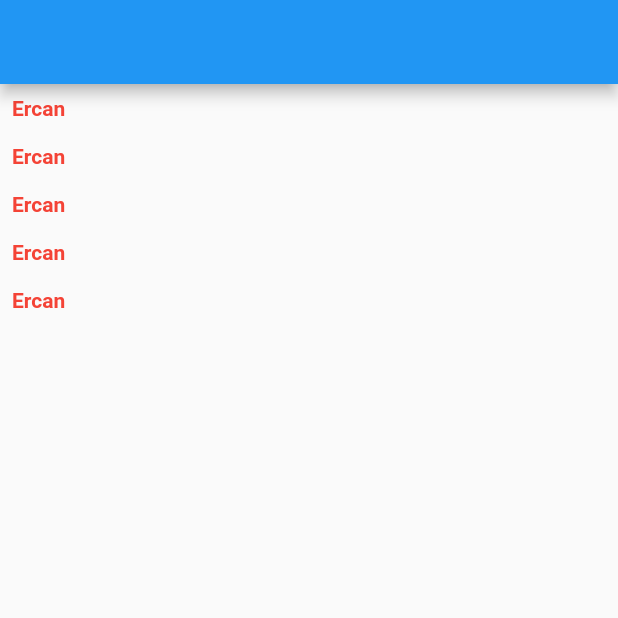
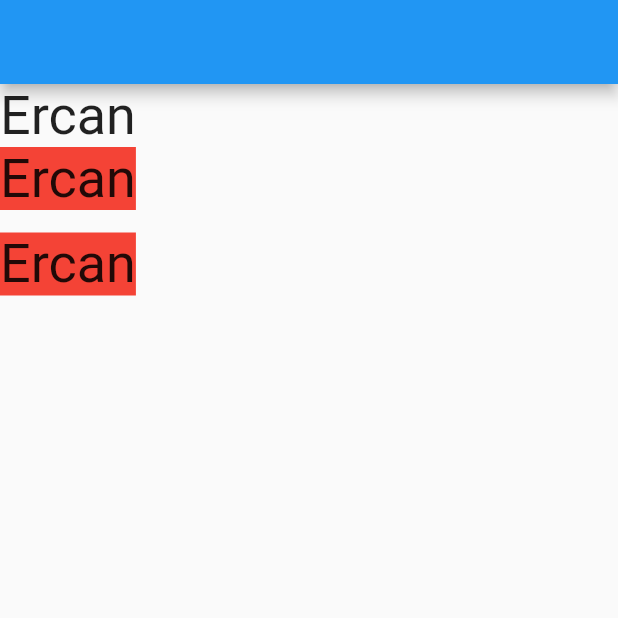
Before and after one commit to i-Senku/XuXu-UI, a Flutter app: the screen it shows after launch, on a phone screen of 412 x 824 dp, the top half of it. Run offline on Flutter 3.47's test engine with Material 2 defaults, Android fonts, the phone set to English and light mode, and no system bars.

Commit message:
changed XuVStack

```diff
--- a/example/lib/main.dart
+++ b/example/lib/main.dart
@@ -18,14 +18,20 @@ class _MyAppState extends State<MyApp> {
   @override
   Widget build(BuildContext context) {
     return Scaffold(
-      appBar: AppBar(),
-      body: XuListBuilder(
-        itemBuilder: (context, index) => XuText("Ercan")
-            .color(Colors.red)
-            .fontWeight(FontWeight.bold)
-            .create()
-            .paddingAll(8),
-      ).count(5).create(),
-    );
+        appBar: AppBar(),
+        body: XuVStack([
+        XuText("Ercan").fontSize(36).create().unique(),
+        XuText("Ercan").fontSize(36).create(),
+        XuText("Ercan").fontSize(36).create(),
+      ]).space(15).crossAxis(CrossAxisAlignment.center).bgColor(Colors.red).create()
+      );
   }
 }
+
+/*
+XuVStack([
+        XuText("Ercan").create().unique(),
+        XuText("Ercan").create(),
+        XuText("Ercan").create(),
+        XuText("Ercan").create(),
+      ]).space(15).crossAxis(CrossAxisAlignment.center).backgroundColor(Colors.red).create()*/
--- a/lib/src/widgets/xuvstack/XuVStack.dart
+++ b/lib/src/widgets/xuvstack/XuVStack.dart
@@ -49,7 +49,7 @@ class XuVStack extends XuBuilder<Widget> {
 
   XuVStack space(double space) => this.._space = space;
 
-  XuVStack backgroundColor(Color color) => this.._background = color;
+  XuVStack bgColor(Color color) => this.._background = color;
 
 
 }
```
